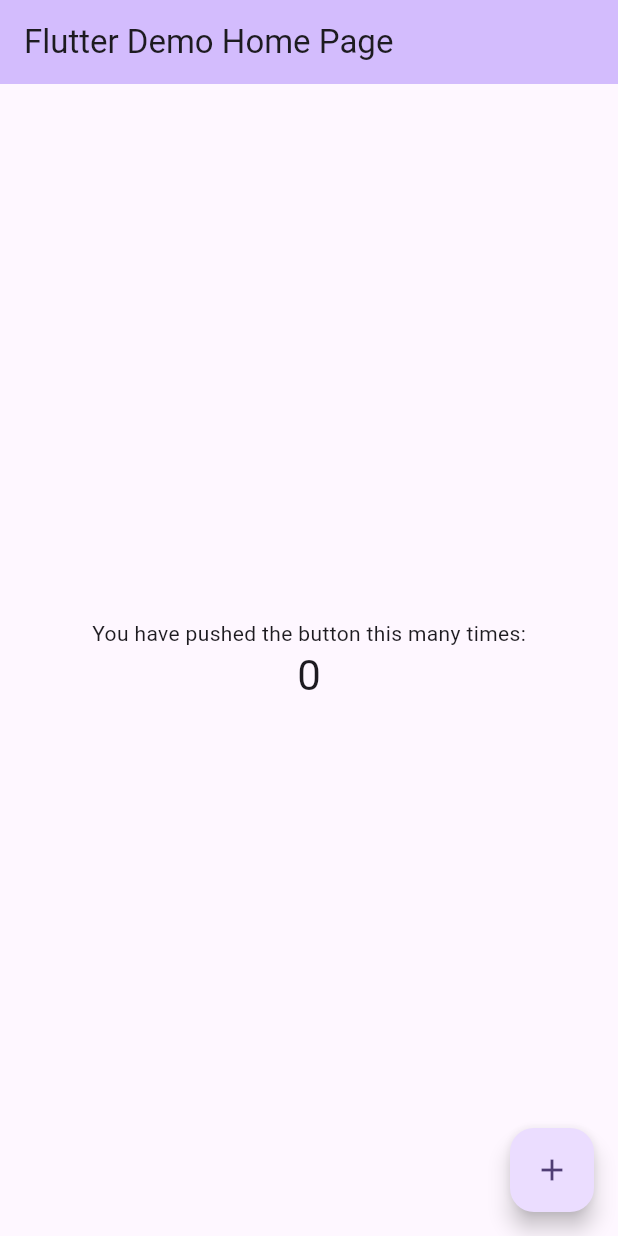
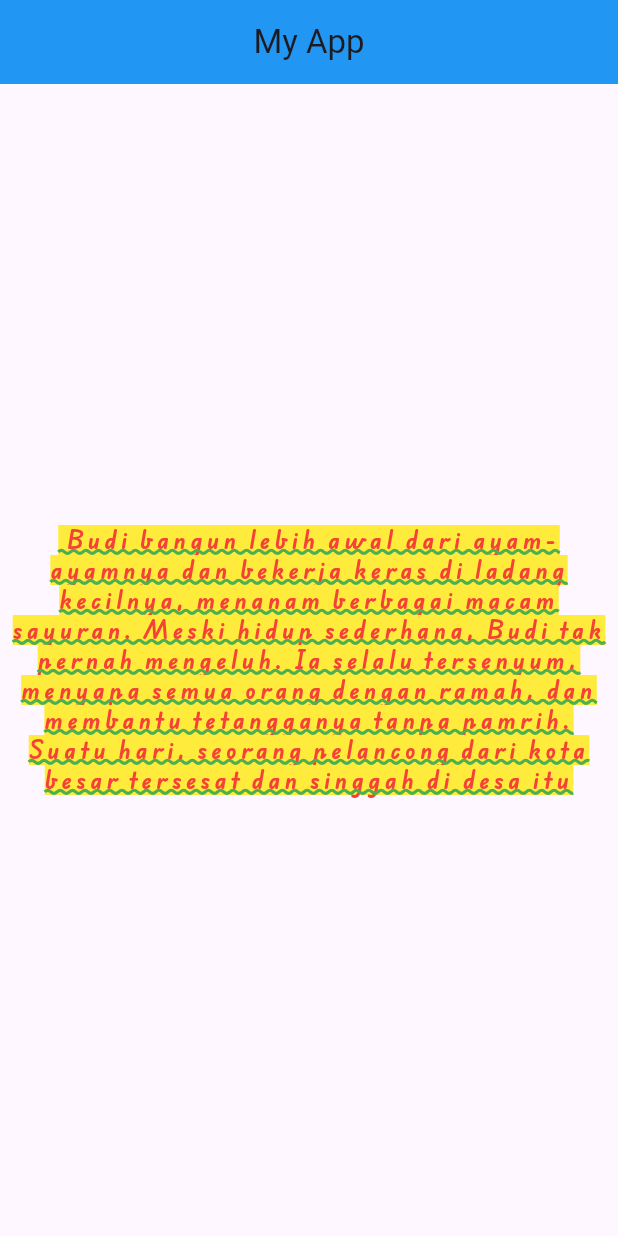
Before and after one commit to FaustaAkbar/learnFLutter1, a Flutter app: the screen it shows after launch, on a phone screen of 412 x 824 dp. Run offline on Flutter 3.47's test engine with Material 3 defaults, Android fonts, the light colour scheme and no system bars.

Commit message:
Initial commit

```diff
--- a/lib/main.dart
+++ b/lib/main.dart
@@ -1,125 +1,40 @@
 import 'package:flutter/material.dart';
 
 void main() {
-  runApp(const MyApp());
+  runApp(myApp());
 }
 
-class MyApp extends StatelessWidget {
-  const MyApp({super.key});
-
-  // This widget is the root of your application.
+class myApp extends StatelessWidget {
   @override
   Widget build(BuildContext context) {
+    // TODO: implement build
     return MaterialApp(
-      title: 'Flutter Demo',
-      theme: ThemeData(
-        // This is the theme of your application.
-        //
-        // TRY THIS: Try running your application with "flutter run". You'll see
-        // the application has a purple toolbar. Then, without quitting the app,
-        // try changing the seedColor in the colorScheme below to Colors.green
-        // and then invoke "hot reload" (save your changes or press the "hot
-        // reload" button in a Flutter-supported IDE, or press "r" if you used
-        // the command line to start the app).
-        //
-        // Notice that the counter didn't reset back to zero; the application
-        // state is not lost during the reload. To reset the state, use hot
-        // restart instead.
-        //
-        // This works for code too, not just values: Most code changes can be
-        // tested with just a hot reload.
-        colorScheme: ColorScheme.fromSeed(seedColor: Colors.deepPurple),
-        useMaterial3: true,
+      debugShowCheckedModeBanner: false,
+      home: Scaffold(
+        appBar: AppBar(
+          centerTitle: true,
+          title: Text(
+            "My App",
+          ),
+          backgroundColor: Colors.blue,
+        ),
+        body: Center(
+          child: Text(
+            " Budi bangun lebih awal dari ayam-ayamnya dan bekerja keras di ladang kecilnya, menanam berbagai macam sayuran. Meski hidup sederhana, Budi tak pernah mengeluh. Ia selalu tersenyum, menyapa semua orang dengan ramah, dan membantu tetangganya tanpa pamrih. Suatu hari, seorang pelancong dari kota besar tersesat dan singgah di desa itu",
+            textAlign: TextAlign.center,
+            style: TextStyle(
+                decoration: TextDecoration.underline,
+                decorationStyle: TextDecorationStyle.wavy,
+                decorationThickness: 3,
+                decorationColor: Colors.green,
+                backgroundColor: Colors.yellow,
+                fontFamily: 'Fausta',
+                fontWeight: FontWeight.bold,
+                letterSpacing: 3,
+                color: Colors.red),
+          ),
+        ),
       ),
-      home: const MyHomePage(title: 'Flutter Demo Home Page'),
     );
   }
 }
-
-class MyHomePage extends StatefulWidget {
-  const MyHomePage({super.key, required this.title});
-
-  // This widget is the home page of your application. It is stateful, meaning
-  // that it has a State object (defined below) that contains fields that affect
-  // how it looks.
-
-  // This class is the configuration for the state. It holds the values (in this
-  // case the title) provided by the parent (in this case the App widget) and
-  // used by the build method of the State. Fields in a Widget subclass are
-  // always marked "final".
-
-  final String title;
-
-  @override
-  State<MyHomePage> createState() => _MyHomePageState();
-}
-
-class _MyHomePageState extends State<MyHomePage> {
-  int _counter = 0;
-
-  void _incrementCounter() {
-    setState(() {
-      // This call to setState tells the Flutter framework that something has
-      // changed in this State, which causes it to rerun the build method below
-      // so that the display can reflect the updated values. If we changed
-      // _counter without calling setState(), then the build method would not be
-      // called again, and so nothing would appear to happen.
-      _counter++;
-    });
-  }
-
-  @override
-  Widget build(BuildContext context) {
-    // This method is rerun every time setState is called, for instance as done
-    // by the _incrementCounter method above.
-    //
-    // The Flutter framework has been optimized to make rerunning build methods
-    // fast, so that you can just rebuild anything that needs updating rather
-    // than having to individually change instances of widgets.
-    return Scaffold(
-      appBar: AppBar(
-        // TRY THIS: Try changing the color here to a specific color (to
-        // Colors.amber, perhaps?) and trigger a hot reload to see the AppBar
-        // change color while the other colors stay the same.
-        backgroundColor: Theme.of(context).colorScheme.inversePrimary,
-        // Here we take the value from the MyHomePage object that was created by
-        // the App.build method, and use it to set our appbar title.
-        title: Text(widget.title),
-      ),
-      body: Center(
-        // Center is a layout widget. It takes a single child and positions it
-        // in the middle of the parent.
-        child: Column(
-          // Column is also a layout widget. It takes a list of children and
-          // arranges them vertically. By default, it sizes itself to fit its
-          // children horizontally, and tries to be as tall as its parent.
-          //
-          // Column has various properties to control how it sizes itself and
-          // how it positions its children. Here we use mainAxisAlignment to
-          // center the children vertically; the main axis here is the vertical
-          // axis because Columns are vertical (the cross axis would be
-          // horizontal).
-          //
-          // TRY THIS: Invoke "debug painting" (choose the "Toggle Debug Paint"
-          // action in the IDE, or press "p" in the console), to see the
-          // wireframe for each widget.
-          mainAxisAlignment: MainAxisAlignment.center,
-          children: <Widget>[
-            const Text(
-              'You have pushed the button this many times:',
-            ),
-            Text(
-              '$_counter',
-              style: Theme.of(context).textTheme.headlineMedium,
-            ),
-          ],
-        ),
-      ),
-      floatingActionButton: FloatingActionButton(
-        onPressed: _incrementCounter,
-        tooltip: 'Increment',
-        child: const Icon(Icons.add),
-      ), // This trailing comma makes auto-formatting nicer for build methods.
-    );
-  }
-}
```
Also changed, not shown: pubspec.yaml (+7 -9 lines), fonts/trueFonts.ttf (added), pubspec.lock.
